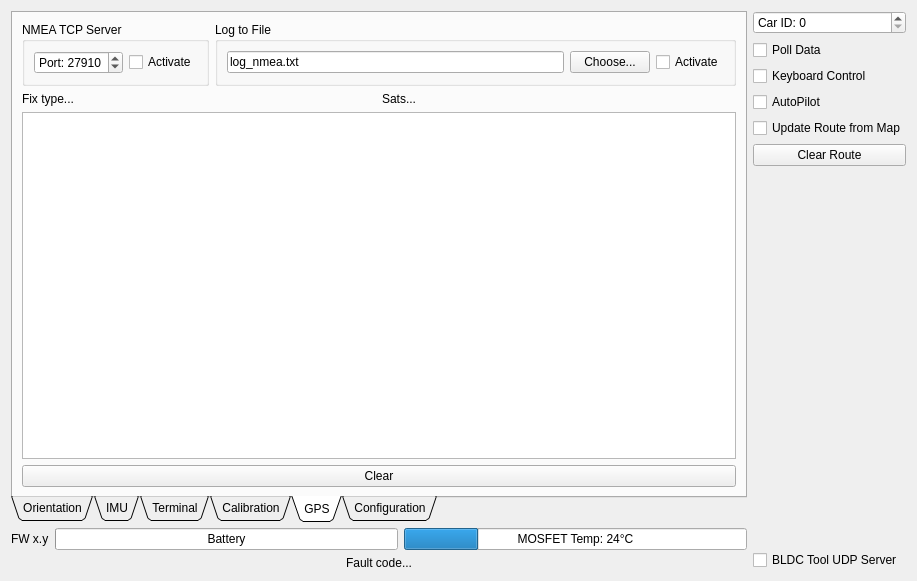
Old version of the form Linux/RC_Car_Tool/carinterface.ui in the repository vedderb/rise_sdvp.
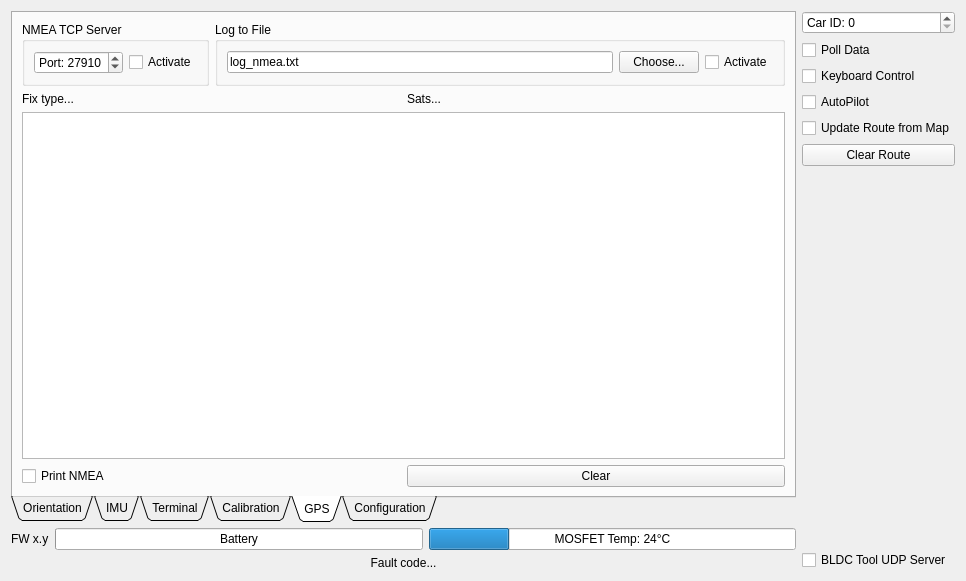
New version of the form. The open tabs and pages were chosen to show the change. Custom widgets are drawn as their Qt base class.

Commit message: PS3 joystick support, NMEA print can be switched off

Diff of the .ui file:
```diff
--- a/Linux/RC_Car_Tool/carinterface.ui
+++ b/Linux/RC_Car_Tool/carinterface.ui
@@ -6,7 +6,7 @@
    <rect>
     <x>0</x>
     <y>0</y>
-    <width>917</width>
+    <width>966</width>
     <height>581</height>
    </rect>
   </property>
@@ -417,11 +417,22 @@
           </widget>
          </item>
          <item>
+          <layout class="QHBoxLayout" name="horizontalLayout_10">
+           <item>
+            <widget class="QCheckBox" name="nmeaPrintBox">
+             <property name="text">
+              <string>Print NMEA</string>
+             </property>
+            </widget>
+           </item>
+           <item>
           <widget class="QPushButton" name="nmeaClearButton">
            <property name="text">
             <string>Clear</string>
            </property>
           </widget>
+           </item>
+          </layout>
          </item>
         </layout>
        </widget>
```
Lines whose indentation alone changed are shown as unchanged. The commit also changes 4 other files.
